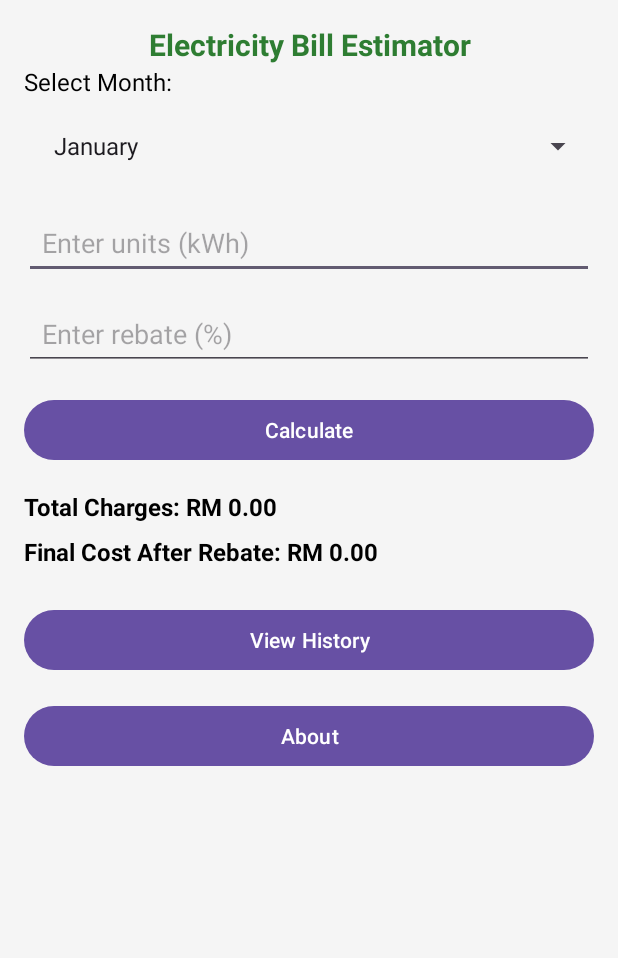
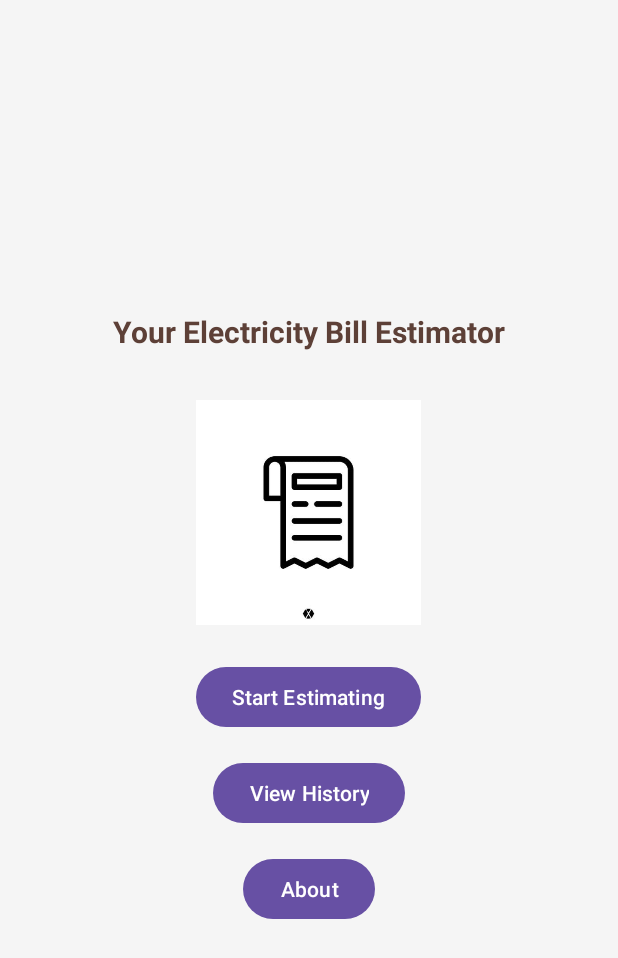
Before and after one commit to aisyahhazee/Electricity_Bill_Estimator, an Android app: the screen it shows after launch (MainActivity before the commit, HomeActivity after it), on a phone screen of 412 x 824 dp. Shown: the top 958 px of the screen. Run offline under Robolectric (Android 15) with nearby library versions, the phone set to English and light mode, and no system bars.

Commit message:
Initial Commit

```diff
--- a/app/src/main/java/com/example/electricitybillestimator/AboutActivity.java
+++ b/app/src/main/java/com/example/electricitybillestimator/AboutActivity.java
@@ -11,6 +11,6 @@ public class AboutActivity extends AppCompatActivity {
         setContentView(R.layout.activity_about);
 
         TextView github = findViewById(R.id.textGitHub);
-        github.setText("https://github.com/nurulnatasha/electricity-bill-estimator"); // Replace with your real link
+        github.setText("https://github.com/aisyahhazee/Electricity_Bill_Estimator");
     }
 }
--- /dev/null
+++ b/app/src/main/java/com/example/electricitybillestimator/HomeActivity.java
@@ -0,0 +1,26 @@
+package com.example.electricitybillestimator;
+
+import android.content.Intent;
+import android.os.Bundle;
+import android.view.View;
+import android.widget.Button;
+import androidx.appcompat.app.AppCompatActivity;
+
+public class HomeActivity extends AppCompatActivity {
+
+    Button btnGoToMain, btnGoToAbout, btnGoToHistory;
+
+    @Override
+    protected void onCreate(Bundle savedInstanceState) {
+        super.onCreate(savedInstanceState);
+        setContentView(R.layout.activity_home);
+
+        btnGoToMain = findViewById(R.id.btnGoToMain);
+        btnGoToAbout = findViewById(R.id.btnGoToAbout);
+        btnGoToHistory = findViewById(R.id.btnGoToHistory);
+
+        btnGoToMain.setOnClickListener(v -> startActivity(new Intent(this, MainActivity.class)));
+        btnGoToAbout.setOnClickListener(v -> startActivity(new Intent(this, AboutActivity.class)));
+        btnGoToHistory.setOnClickListener(v -> startActivity(new Intent(this, HistoryActivity.class)));
+    }
+}
--- /dev/null
+++ b/app/src/main/res/layout/activity_home.xml
@@ -0,0 +1,50 @@
+<?xml version="1.0" encoding="utf-8"?>
+<LinearLayout
+    xmlns:android="http://schemas.android.com/apk/res/android"
+    android:layout_width="match_parent"
+    android:layout_height="match_parent"
+    android:gravity="center"
+    android:orientation="vertical"
+    android:padding="24dp"
+    android:background="@color/backgroundColor">
+
+    <TextView
+        android:id="@+id/textViewWelcome"
+        android:layout_width="wrap_content"
+        android:layout_height="wrap_content"
+        android:text="Your Electricity Bill Estimator"
+        android:textSize="20sp"
+        android:textStyle="bold"
+        android:textColor="@color/primaryColor"
+        android:layout_marginBottom="32dp" />
+
+    <!-- Logo Image -->
+    <ImageView
+        android:id="@+id/imageLogo"
+        android:layout_width="150dp"
+        android:layout_height="150dp"
+        android:src="@drawable/appicon"
+        android:contentDescription="@string/app_name"
+        android:layout_marginBottom="24dp" />
+
+    <Button
+        android:id="@+id/btnGoToMain"
+        android:layout_width="wrap_content"
+        android:layout_height="wrap_content"
+        android:text="Start Estimating" />
+
+    <Button
+        android:id="@+id/btnGoToHistory"
+        android:layout_width="wrap_content"
+        android:layout_height="wrap_content"
+        android:text="View History"
+        android:layout_marginTop="16dp" />
+
+    <Button
+        android:id="@+id/btnGoToAbout"
+        android:layout_width="wrap_content"
+        android:layout_height="wrap_content"
+        android:text="About"
+        android:layout_marginTop="16dp" />
+
+</LinearLayout>
--- a/app/src/main/res/values/colors.xml
+++ b/app/src/main/res/values/colors.xml
@@ -1,6 +1,6 @@
 <?xml version="1.0" encoding="utf-8"?>
 <resources>
-    <color name="primaryColor">#2E7D32</color> <!-- Dark green -->
+    <color name="primaryColor">#5D4037</color> <!-- Dark brown -->
     <color name="backgroundColor">#F5F5F5</color>
     <color name="cardColor">#FFFFFF</color>
     <color name="textPrimary">#000000</color>
--- a/app/src/main/res/values/strings.xml
+++ b/app/src/main/res/values/strings.xml
@@ -19,4 +19,10 @@
     <string name="final_cost">Final Cost After Rebate: RM 0.00</string>
     <string name="view_history_button">View History</string>
     <string name="about_button">About</string>
+
+    <string name="home_welcome">Welcome to Electricity Bill Estimator</string>
+    <string name="start_estimating">Start Estimating</string>
+    <string name="go_to_about">About</string>
+    <string name="go_to_history">View History</string>
+
 </resources>
```
Also changed, not shown: app/src/main/AndroidManifest.xml (+15 -11 lines), app/src/main/res/drawable/circle_background.xml (added, +7 -0 lines), app/src/main/res/layout/activity_about.xml (+21 -12 lines), app/src/main/res/drawable/appicon.jpg (added), app/src/main/res/drawable/profilephoto.jpg (added), 1 other file.
